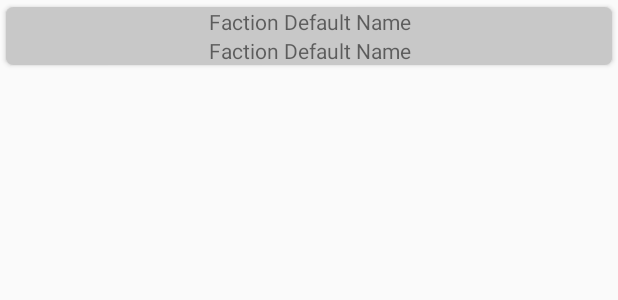
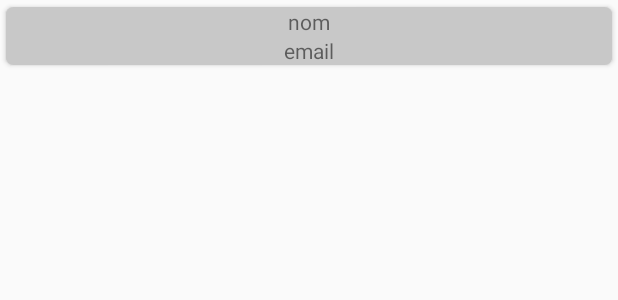
Before and after one commit to vince1396/StageAndroidTraining2, an Android app: the layout listcell.xml on its own in the app's theme, with its tools: preview values and no code run, on a phone screen of 412 x 824 dp. Shown: the top 300 px of the screen. Run offline under Robolectric (Android 15) with nearby library versions, the phone set to English and light mode, and no system bars.

```diff
--- a/app/src/main/AndroidManifest.xml
+++ b/app/src/main/AndroidManifest.xml
@@ -2,6 +2,7 @@
 <manifest xmlns:android="http://schemas.android.com/apk/res/android"
     package="com.example.vincent.utilisateurs">
 
+    <uses-permission android:name="android.permission.INTERNET" />
     <application
         android:allowBackup="true"
         android:icon="@mipmap/ic_launcher"
--- a/app/src/main/java/com/example/vincent/utilisateurs/User.java
+++ b/app/src/main/java/com/example/vincent/utilisateurs/User.java
@@ -9,7 +9,7 @@ public class User {
 
         this.nom = "";
         this.email = "";
-        this.nom = "";
+        this.img = "";
     }
 
     public String toString(User pUser){
@@ -46,6 +46,6 @@ public class User {
 
     public void setImg(String pImg){
 
-        this.email = pImg;
+        this.img = pImg;
     }
 }
--- a/app/src/main/res/layout/listcell.xml
+++ b/app/src/main/res/layout/listcell.xml
@@ -20,21 +20,20 @@
             android:layout_width="match_parent"
             android:layout_height="wrap_content"
             android:gravity="center_horizontal"
-            android:text="Faction Default Name" />
+            android:text="nom" />
 
         <TextView
             android:id="@+id/email"
             android:layout_width="match_parent"
             android:layout_height="wrap_content"
             android:gravity="center_horizontal"
-            android:text="Faction Default Name" />
+            android:text="email" />
 
         <ImageView
             android:id="@+id/img"
             android:layout_width="match_parent"
             android:layout_height="wrap_content"
-            android:layout_gravity="center_horizontal"
-            />
+            android:layout_gravity="center_horizontal" />
 
     </LinearLayout>
 </android.support.v7.widget.CardView>
```
Also changed, not shown: app/src/main/java/com/example/vincent/utilisateurs/Adapter.java (+6 -9 lines).
